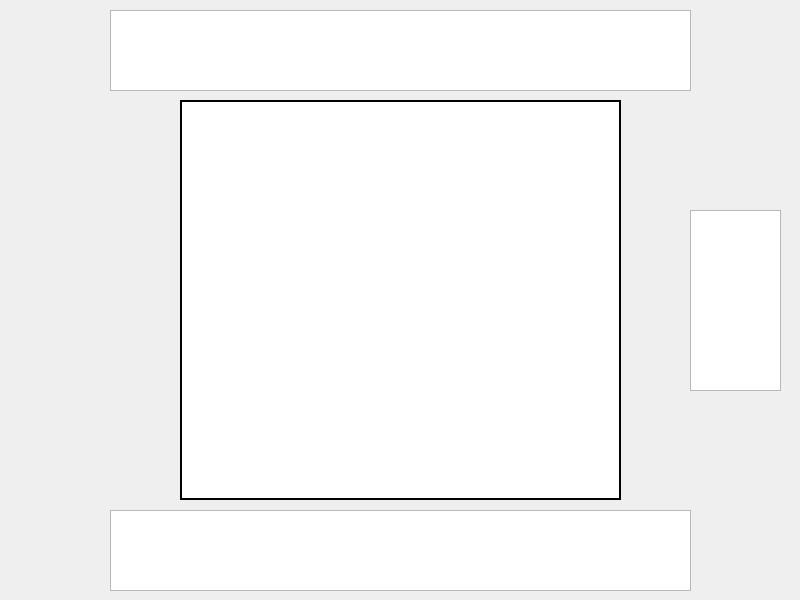
Before: the Qt Designer form mainwindow.ui in danduggan98/QtChess, drawn with Qt 5.
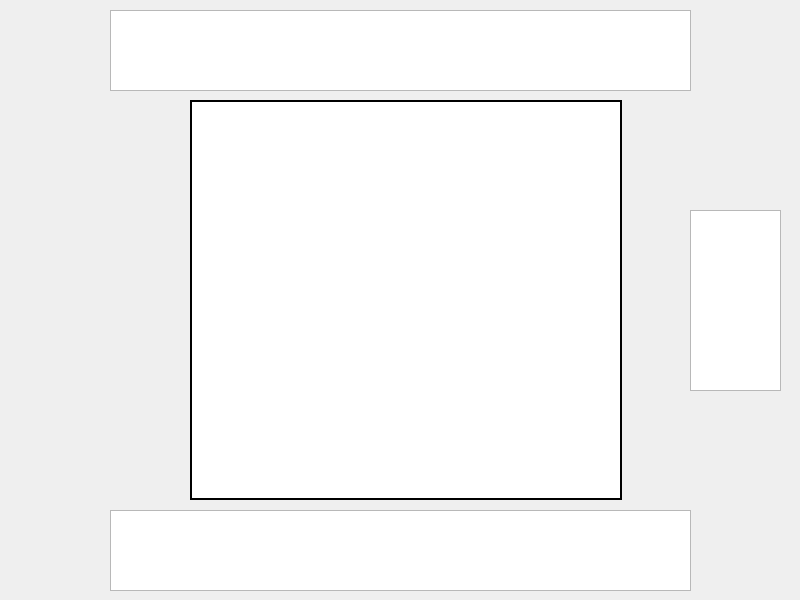
After: the same form once the commit is applied.

Commit message: Improved color scheme

Patch:
```diff
--- a/mainwindow.ui
+++ b/mainwindow.ui
@@ -17,9 +17,9 @@
    <widget class="QGraphicsView" name="Board">
     <property name="geometry">
      <rect>
-      <x>180</x>
+      <x>190</x>
       <y>100</y>
-      <width>441</width>
+      <width>432</width>
       <height>400</height>
      </rect>
     </property>
@@ -32,6 +32,12 @@
     <property name="cursor" stdset="0">
      <cursorShape>ArrowCursor</cursorShape>
     </property>
+    <property name="autoFillBackground">
+     <bool>false</bool>
+    </property>
+    <property name="styleSheet">
+     <string notr="true">background-color: rgb(255, 255, 255);</string>
+    </property>
     <property name="frameShape">
      <enum>QFrame::Box</enum>
     </property>
```
